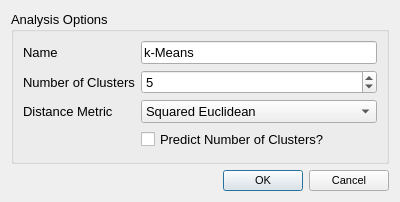
VespucciProject/Vespucci, file Vespucci/GUI/Analysis/kmeansdialog.ui: the form before one commit.
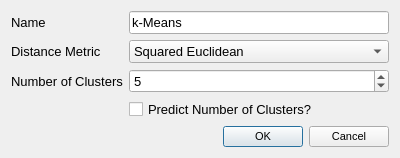
The form after the commit.

Commit message: The next style guide will require that all forms have widgets with meaningful names. This refactors all forms to fit that guideline.

What changed in the file:
```diff
--- a/Vespucci/GUI/Analysis/kmeansdialog.ui
+++ b/Vespucci/GUI/Analysis/kmeansdialog.ui
@@ -7,7 +7,7 @@
     <x>0</x>
     <y>0</y>
     <width>400</width>
-    <height>202</height>
+    <height>155</height>
    </rect>
   </property>
   <property name="font">
@@ -18,21 +18,60 @@
   <property name="windowTitle">
    <string>k-Means Image</string>
   </property>
-  <layout class="QVBoxLayout" name="verticalLayout">
-   <item>
-    <widget class="QGroupBox" name="groupBox_2">
-     <property name="title">
-      <string>Analysis Options</string>
+  <layout class="QFormLayout" name="formLayout">
+   <item row="0" column="0">
+    <widget class="QLabel" name="nameLabel">
+     <property name="text">
+      <string>Name</string>
      </property>
-     <layout class="QFormLayout" name="formLayout_2">
+    </widget>
+   </item>
+   <item row="0" column="1">
+    <widget class="QLineEdit" name="nameLineEdit">
+     <property name="text">
+      <string>k-Means</string>
+     </property>
+    </widget>
+   </item>
       <item row="1" column="0">
-       <widget class="QLabel" name="label_2">
+    <widget class="QLabel" name="metricLabel">
         <property name="text">
-         <string>Number of Clusters</string>
+      <string>Distance Metric</string>
         </property>
        </widget>
       </item>
       <item row="1" column="1">
+    <widget class="QComboBox" name="metricComboBox">
+     <item>
+      <property name="text">
+       <string>Squared Euclidean</string>
+      </property>
+     </item>
+     <item>
+      <property name="text">
+       <string>Euclidean</string>
+      </property>
+     </item>
+     <item>
+      <property name="text">
+       <string>Chebyshev</string>
+      </property>
+     </item>
+     <item>
+      <property name="text">
+       <string>Manhattan</string>
+      </property>
+     </item>
+    </widget>
+   </item>
+   <item row="2" column="0">
+    <widget class="QLabel" name="clusterLabel">
+     <property name="text">
+      <string>Number of Clusters</string>
+     </property>
+    </widget>
+   </item>
+   <item row="2" column="1">
        <widget class="QSpinBox" name="clustersSpinBox">
         <property name="minimum">
          <number>2</number>
@@ -45,51 +84,6 @@
         </property>
        </widget>
       </item>
-      <item row="2" column="0">
-       <widget class="QLabel" name="label_3">
-        <property name="text">
-         <string>Distance Metric</string>
-        </property>
-       </widget>
-      </item>
-      <item row="2" column="1">
-       <widget class="QComboBox" name="metricComboBox">
-        <item>
-         <property name="text">
-          <string>Squared Euclidean</string>
-         </property>
-        </item>
-        <item>
-         <property name="text">
-          <string>Euclidean</string>
-         </property>
-        </item>
-        <item>
-         <property name="text">
-          <string>Chebyshev</string>
-         </property>
-        </item>
-        <item>
-         <property name="text">
-          <string>Manhattan</string>
-         </property>
-        </item>
-       </widget>
-      </item>
-      <item row="0" column="1">
-       <widget class="QLineEdit" name="nameLineEdit">
-        <property name="text">
-         <string>k-Means</string>
-        </property>
-       </widget>
-      </item>
-      <item row="0" column="0">
-       <widget class="QLabel" name="label">
-        <property name="text">
-         <string>Name</string>
-        </property>
-       </widget>
-      </item>
       <item row="3" column="1">
        <widget class="QCheckBox" name="predictionCheckBox">
         <property name="text">
@@ -97,10 +91,7 @@
         </property>
        </widget>
       </item>
-     </layout>
-    </widget>
-   </item>
-   <item>
+   <item row="4" column="1">
     <widget class="QDialogButtonBox" name="buttonBox">
      <property name="font">
       <font>
```
Lines whose indentation alone changed are shown as unchanged. The commit also changes 46 other files.
